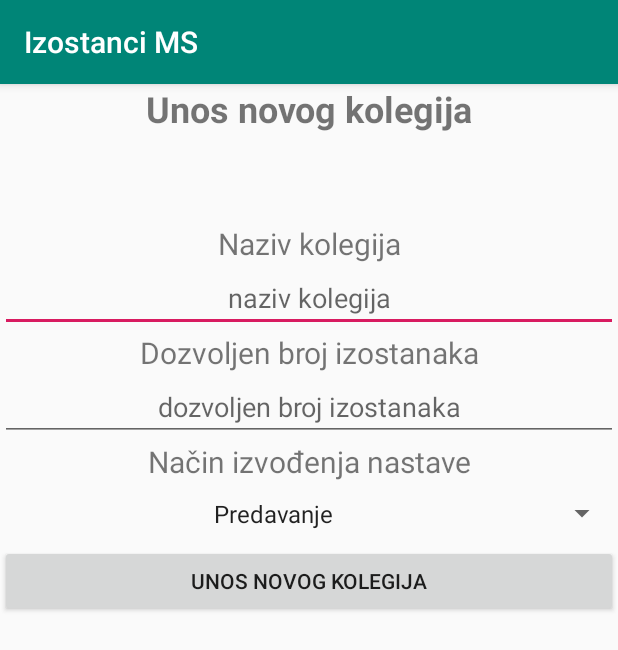
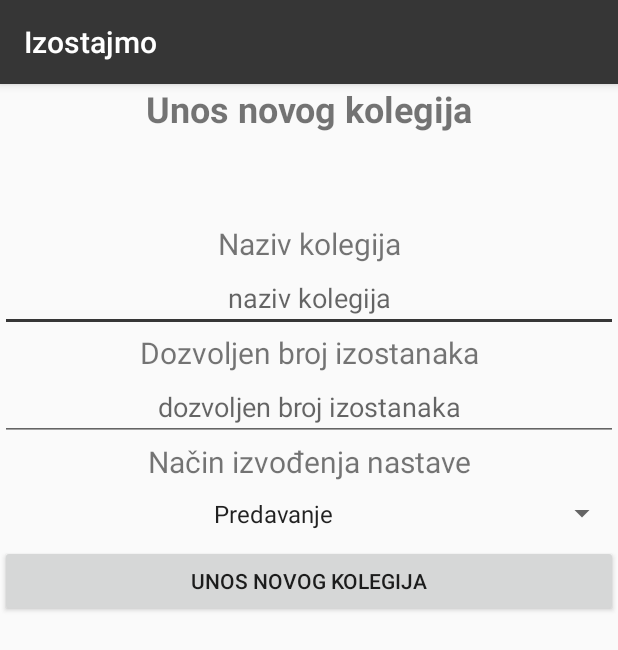
Before and after one commit to jmigac/nohax4life, an Android app: the DodavanjeKolegija screen opened directly, with no data from a screen before it, on a phone screen of 412 x 824 dp. Shown: the top 650 px of the screen. Run offline under Robolectric (Android 15) with nearby library versions, the phone set to English and light mode, and no system bars.

Commit message:
15 Adaptirani XML-ovi za DARK temu

```diff
--- a/Aplikacija/NoHax4Life2/app/src/main/res/layout/kolegij_item.xml
+++ b/Aplikacija/NoHax4Life2/app/src/main/res/layout/kolegij_item.xml
@@ -10,6 +10,7 @@
     <RelativeLayout
         android:layout_width="wrap_content"
         android:layout_height="wrap_content"
+        android:background="#F0AD4E"
         android:padding="5dp">
 
         <TextView
@@ -29,15 +30,14 @@
 
         <TextView
             android:id="@+id/tvDatumIzostanka"
-            android:layout_toStartOf="@id/tvRazlogIzostanka"
             android:layout_width="wrap_content"
             android:layout_height="wrap_content"
             android:layout_alignParentStart="true"
             android:layout_alignParentEnd="true"
+            android:layout_toStartOf="@id/tvRazlogIzostanka"
             android:text="3/3"
             android:textAppearance="@style/TextAppearance.AppCompat.Medium"
-            android:textSize="36sp"
-            />
+            android:textSize="36sp" />
 
         <TextView
             android:id="@+id/tvNacinIzvodenja"
--- a/Aplikacija/NoHax4Life2/app/src/main/res/values/colors.xml
+++ b/Aplikacija/NoHax4Life2/app/src/main/res/values/colors.xml
@@ -1,6 +1,6 @@
 <?xml version="1.0" encoding="utf-8"?>
 <resources>
-    <color name="colorPrimary">#008577</color>
-    <color name="colorPrimaryDark">#00574B</color>
-    <color name="colorAccent">#D81B60</color>
+    <color name="colorPrimary">#363636</color>
+    <color name="colorPrimaryDark">#363636</color>
+    <color name="colorAccent">#363636</color>
 </resources>
--- a/Aplikacija/NoHax4Life2/app/src/main/res/values/strings.xml
+++ b/Aplikacija/NoHax4Life2/app/src/main/res/values/strings.xml
@@ -1,5 +1,5 @@
 <resources>
-    <string name="app_name">Izostanci MS</string>
+    <string name="app_name">Izostajmo</string>
     <string name="action_settings">Izbriši sve</string>
 
     <!-- TODO: Remove or change this placeholder text -->
```
Also changed, not shown: Aplikacija/NoHax4Life2/app/src/main/res/drawable/ic_plus.xml (added, +9 -0 lines), Aplikacija/NoHax4Life2/app/src/main/res/layout/activity_main.xml (+8 -4 lines).
